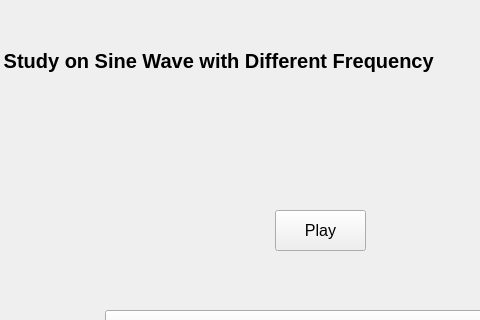
Above: mainwindow.ui from ThreeGoldZ/EletroStudy before the change; both pictures show x 465 to 945 and y 0 to 320 of the 1262 by 699 pixel window. Below: the same form after it.
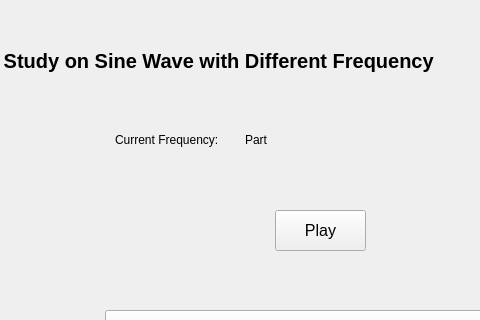
That is the form after the change.

Commit message: finish study set up

Patch:
```diff
--- a/mainwindow.ui
+++ b/mainwindow.ui
@@ -313,6 +313,32 @@
      <string>Part</string>
     </property>
    </widget>
+   <widget class="QLabel" name="label_4">
+    <property name="geometry">
+     <rect>
+      <x>580</x>
+      <y>130</y>
+      <width>121</width>
+      <height>20</height>
+     </rect>
+    </property>
+    <property name="text">
+     <string>Current Frequency:</string>
+    </property>
+   </widget>
+   <widget class="QLabel" name="label_5">
+    <property name="geometry">
+     <rect>
+      <x>710</x>
+      <y>130</y>
+      <width>121</width>
+      <height>20</height>
+     </rect>
+    </property>
+    <property name="text">
+     <string>Part</string>
+    </property>
+   </widget>
   </widget>
   <widget class="QStatusBar" name="statusBar"/>
  </widget>
```
The commit also changes 1 other file.
